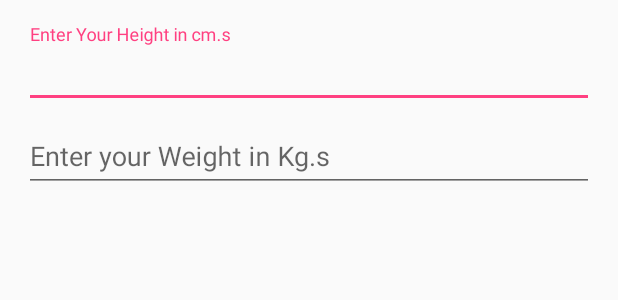
After one commit to addiittya2006/HealthKeep, an Android app: the layout activity_addspecs.xml on its own in the app's theme, with its tools: preview values and no code run, on a phone screen of 412 x 824 dp. The commit adds this screen. Shown: the top 300 px of the screen. Run offline under Robolectric (Android 15) with nearby library versions, the phone set to English and light mode, and no system bars.

Commit message:
initialize weight add

```diff
--- /dev/null
+++ b/app/src/main/res/layout/activity_addspecs.xml
@@ -0,0 +1,59 @@
+<LinearLayout xmlns:android="http://schemas.android.com/apk/res/android"
+              xmlns:tools="http://schemas.android.com/tools"
+              xmlns:app="http://schemas.android.com/apk/res-auto"
+              android:layout_width="match_parent"
+              android:layout_height="match_parent"
+              android:gravity="center_horizontal"
+              android:orientation="vertical"
+              android:paddingBottom="@dimen/activity_vertical_margin"
+              android:paddingLeft="@dimen/activity_horizontal_margin"
+              android:paddingRight="@dimen/activity_horizontal_margin"
+              android:paddingTop="@dimen/activity_vertical_margin"
+              tools:context=".AddfoodActivity">
+
+    <ScrollView
+        android:id="@+id/login_form"
+        android:layout_width="match_parent"
+        android:layout_height="match_parent">
+
+        <LinearLayout
+            android:id="@+id/email_login_form"
+            android:layout_width="match_parent"
+            android:layout_height="wrap_content"
+            android:orientation="vertical">
+
+            <android.support.design.widget.TextInputLayout
+                android:layout_width="match_parent"
+                android:layout_height="wrap_content">
+
+                <EditText
+                    android:id="@+id/et_height"
+                    android:layout_width="match_parent"
+                    android:layout_height="wrap_content"
+                    android:hint="@string/height"
+                    android:inputType="number"
+                    android:maxLines="1"
+                    android:singleLine="true"/>
+
+            </android.support.design.widget.TextInputLayout>
+
+            <android.support.design.widget.TextInputLayout
+                android:layout_width="match_parent"
+                android:layout_height="wrap_content">
+
+                <EditText
+                    android:id="@+id/et_weight"
+                    android:layout_width="match_parent"
+                    android:layout_height="wrap_content"
+                    android:hint="@string/weight"
+                    android:inputType="text|number"
+                    android:maxLines="1"
+                    android:singleLine="true"/>
+
+            </android.support.design.widget.TextInputLayout>
+
+        </LinearLayout>
+
+    </ScrollView>
+
+</LinearLayout>
--- a/app/src/main/res/values/strings.xml
+++ b/app/src/main/res/values/strings.xml
@@ -9,6 +9,9 @@
     <string name="food_item">Food Item</string>
     <string name="cal_count">Calories?</string>
 
+    <string name="height">Enter Your Height in cm.s</string>
+    <string name="weight">Enter your Weight in Kg.s</string>
+
     <string name="section_format">Hello World from section: %1$d</string>
     <string name="title_activity_addfood">Add Food</string>
 </resources>
```
Also changed, not shown: app/src/main/java/com/aaa/cybersrishti/AddSpecsActivity.java (added, +159 -0 lines), app/src/main/java/com/aaa/cybersrishti/MainActivity.java (+39 -38 lines).
